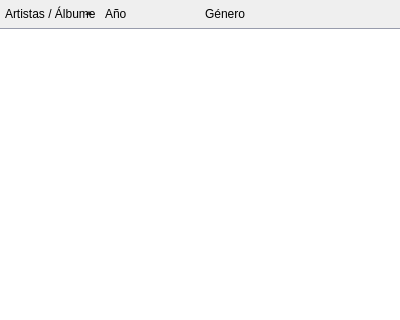
Qt form ui/music_fuzzy_results_tree.ui (volteret4/mfuz) before a commit; both pictures show x 0 to 400 and y 0 to 320 of the 400 by 600 pixel window.
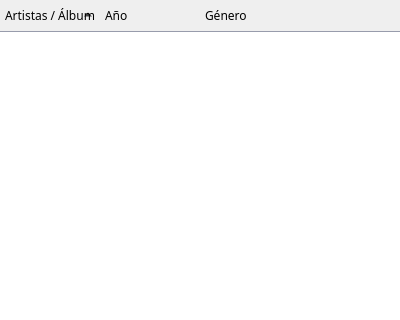
The same form after that commit.

What changed in the file:
```diff
--- a/ui/music_fuzzy_results_tree.ui
+++ b/ui/music_fuzzy_results_tree.ui
@@ -25,6 +25,11 @@
    </property>
    <item>
     <widget class="QTreeWidget" name="results_tree">
+     <property name="font">
+      <font>
+       <family>Font Awesome 6 Free</family>
+      </font>
+     </property>
      <property name="styleSheet">
       <string>QTreeWidget {
   border: none;
```
